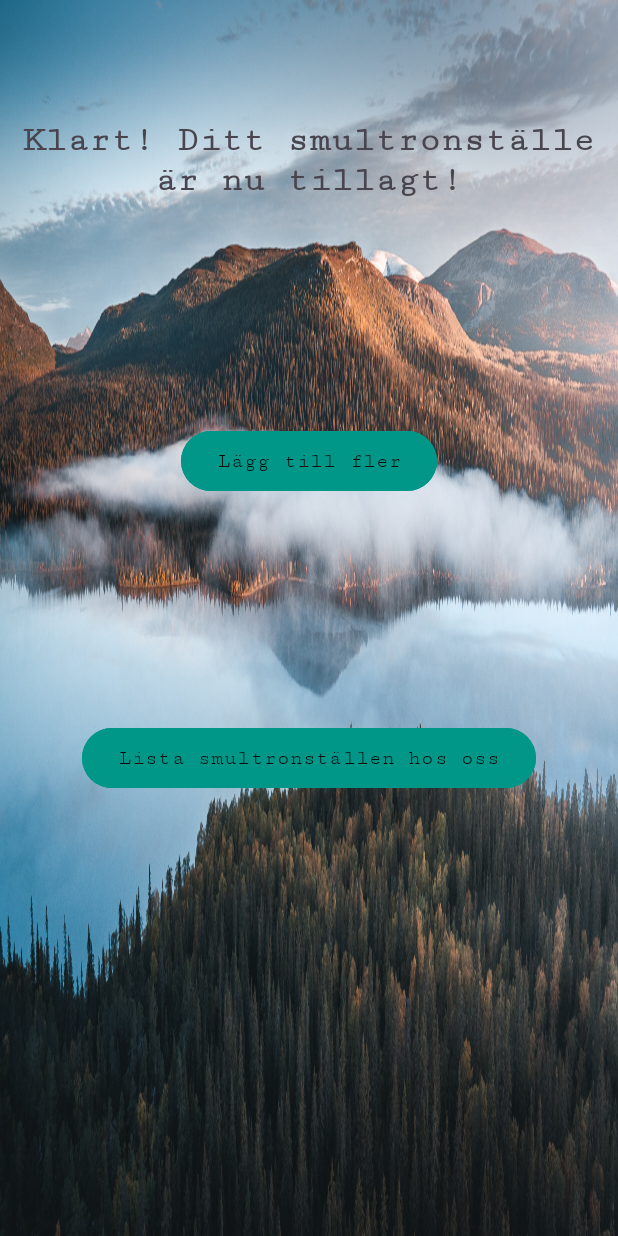
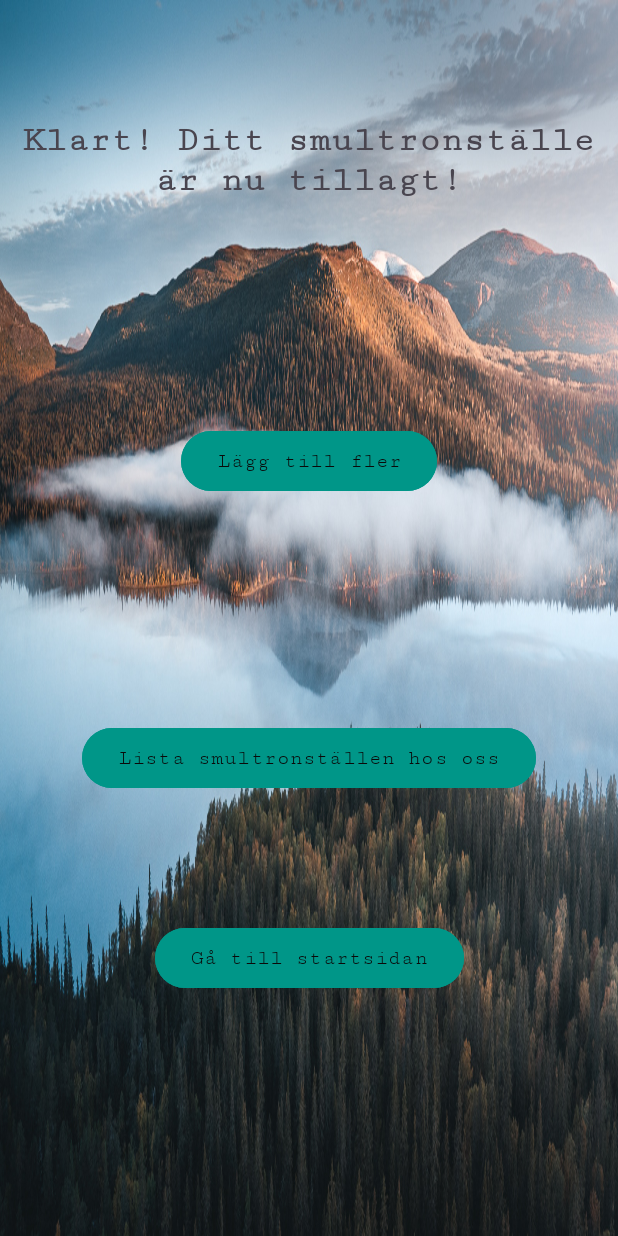
Before and after one commit to Fridisens/BestPlacesCorp, an Android app: the AddedPlaceDoneActivity screen opened directly, with no data from a screen before it, on a phone screen of 412 x 824 dp. Run offline under Robolectric (Android 15) with nearby library versions, the phone set to English and light mode, and no system bars.

Commit message:
small button updates

```diff
--- a/app/src/main/java/com/example/bestplacescorp/AddedPlaceDoneActivity.kt
+++ b/app/src/main/java/com/example/bestplacescorp/AddedPlaceDoneActivity.kt
@@ -9,16 +9,34 @@ class AddedPlaceDoneActivity : AppCompatActivity() {
 
 
     lateinit var addMoreButton : Button
+    lateinit var listOfPlacesButton: Button
+    lateinit var goBackSignedInButton: Button
+
+
     override fun onCreate(savedInstanceState: Bundle?) {
         super.onCreate(savedInstanceState)
         setContentView(R.layout.activity_added_place_done)
 
+
         addMoreButton = findViewById<Button>(R.id.addMoreButton)
-
+        listOfPlacesButton = findViewById(R.id.listOfPlacesButton)
+        goBackSignedInButton = findViewById(R.id.goBackSignedInButton)
 
         addMoreButton.setOnClickListener {
             val intent = Intent(this, RateNameActivity::class.java)
             startActivity(intent)
         }
+
+        listOfPlacesButton.setOnClickListener {
+            val intent = Intent(this, ListOfPlacesRecyclerView::class.java)
+            startActivity(intent)
+        }
+
+        goBackSignedInButton.setOnClickListener {
+            val intent = Intent(this, AddPlaceActivity::class.java)
+            startActivity(intent)
+        }
+
+
     }
 }
--- a/app/src/main/res/layout/activity_add_place.xml
+++ b/app/src/main/res/layout/activity_add_place.xml
@@ -34,7 +34,7 @@
             android:layout_marginEnd="140dp"
             android:backgroundTint="#009688"
             android:fontFamily="serif-monospace"
-            android:text="Tillbaka"
+            android:text="Logga ut"
             android:textColor="#0B0909"
             app:layout_constraintEnd_toEndOf="parent"
             app:layout_constraintTop_toBottomOf="@+id/infoTextView" />
--- a/app/src/main/res/layout/activity_added_place_done.xml
+++ b/app/src/main/res/layout/activity_added_place_done.xml
@@ -35,7 +35,7 @@
         app:layout_constraintTop_toBottomOf="@+id/doneTextView" />
 
     <Button
-        android:id="@+id/ListofPlacesButton"
+        android:id="@+id/listOfPlacesButton"
         android:layout_width="wrap_content"
         android:layout_height="wrap_content"
         android:layout_marginTop="150dp"
@@ -46,4 +46,17 @@
         app:layout_constraintEnd_toEndOf="parent"
         app:layout_constraintStart_toStartOf="parent"
         app:layout_constraintTop_toBottomOf="@+id/addMoreButton" />
+
+    <Button
+        android:id="@+id/goBackSignedInButton"
+        android:layout_width="wrap_content"
+        android:layout_height="wrap_content"
+        android:layout_marginTop="85dp"
+        android:backgroundTint="#009688"
+        android:fontFamily="serif-monospace"
+        android:text="Gå till startsidan"
+        android:textColor="#0B0909"
+        app:layout_constraintEnd_toEndOf="parent"
+        app:layout_constraintStart_toStartOf="parent"
+        app:layout_constraintTop_toBottomOf="@+id/listOfPlacesButton" />
 </androidx.constraintlayout.widget.ConstraintLayout>
```
